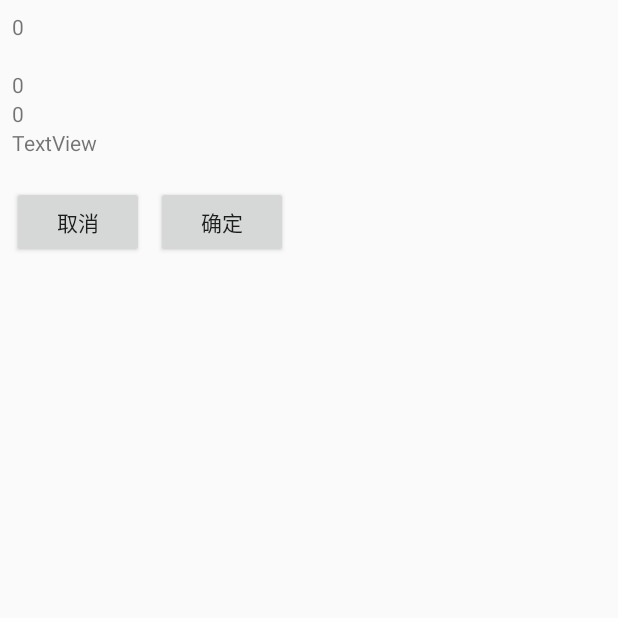
After one commit to zhaoweih/Meidai, an Android app: the BuyActivity screen opened directly, with no data from a screen before it, on a phone screen of 412 x 824 dp, the top half of it. The commit adds this screen. Run offline under Robolectric (Android 15) with nearby library versions, the phone set to English and light mode, and no system bars; libraries missing offline, so code that uses them is left out: org.litepal.crud; 2 statements that could not run were skipped.

Commit message:
完成确认购买页面

```diff
--- a/app/src/main/AndroidManifest.xml
+++ b/app/src/main/AndroidManifest.xml
@@ -3,7 +3,6 @@
     package="me.zhaoweihao.shopping">
 
     <uses-permission android:name="android.permission.INTERNET" />
-
     <uses-permission android:name="android.permission.READ_EXTERNAL_STORAGE" />
 
     <application
@@ -21,8 +20,9 @@
                 <category android:name="android.intent.category.LAUNCHER" />
             </intent-filter>
         </activity>
-        <activity android:name=".LoginActivity"></activity>
-        <activity android:name=".GoodActivity"></activity>
+        <activity android:name=".LoginActivity" />
+        <activity android:name=".GoodActivity" />
+        <activity android:name=".BuyActivity"></activity>
     </application>
 
 </manifest>
--- /dev/null
+++ b/app/src/main/java/me/zhaoweihao/shopping/BuyActivity.kt
@@ -0,0 +1,115 @@
+package me.zhaoweihao.shopping
+
+import android.support.v7.app.AppCompatActivity
+import android.os.Bundle
+import android.util.Log
+import com.google.gson.Gson
+import kotlinx.android.synthetic.main.activity_buy.*
+import me.zhaoweihao.shopping.gson.Trade
+import me.zhaoweihao.shopping.litepal.UserInfo
+import me.zhaoweihao.shopping.utils.HttpUtil
+import okhttp3.Call
+import okhttp3.Response
+import org.litepal.crud.DataSupport
+import java.io.IOException
+
+class BuyActivity : AppCompatActivity() {
+
+    val TAG = "BuyActivity"
+
+    private var token: String? = null
+    private var userId: Int = 0
+    private var address: String? = null
+
+
+    override fun onCreate(savedInstanceState: Bundle?) {
+        super.onCreate(savedInstanceState)
+        setContentView(R.layout.activity_buy)
+
+        title = "确认订单"
+
+        val intent = intent
+
+        val goodId = intent.getIntExtra("id", 0)
+        val goodSellerId = intent.getIntExtra("sellerId", 0)
+        val totalPrice = intent.getIntExtra("totalPrice", 0)
+        val buyNum = intent.getIntExtra("buyNum", 0)
+        val leaveMessage = intent.getStringExtra("leaveMessage")
+        val goodName = intent.getStringExtra("goodName")
+        val singlePrice = intent.getIntExtra("singlePrice", 0)
+
+        tv_buy_price.text = singlePrice.toString()
+        tv_buy_name.text = goodName
+        tv_buy_num.text = buyNum.toString()
+        tv_buy_total_price.text = totalPrice.toString()
+        tv_buy_leave_message.text = leaveMessage
+
+        val find = DataSupport.find(UserInfo::class.java, 1)
+
+        if (find != null) {
+            token = find.userToken
+            userId = find.userId!!
+            address = find.userAddress
+
+            tv_buy_address.text = address
+
+            btn_buy_sure.setOnClickListener {
+
+
+                Log.d(TAG, find.userToken)
+                /**
+                 * 进行交易，即点击购买生成订单
+                 * @param {*} token
+                 * @param {*} id 商品id
+                 * @param {*} seller_id 卖家id
+                 * @param {*} purchaser_id 买家id
+                 * @param {*} g_price 价格
+                 * @param {*} buy_num 购买数量
+                 * @param {*} t_address 购买地址 （用户的地址）
+                 */
+
+                val trade = Trade()
+                trade.token = token
+                trade.id = goodId
+                trade.sellerId = goodSellerId
+                trade.purchaserId = userId
+                trade.price = singlePrice
+                trade.buyNum = buyNum
+                trade.address = address
+                trade.leaveMessage = leaveMessage
+
+
+                val jsonObject = Gson().toJson(trade)
+
+                val url = "http://meidai.maocanhua.cn/trade"
+
+                Log.d(TAG, jsonObject)
+
+                HttpUtil.sendOkHttpPostRequest(url, jsonObject, object : okhttp3.Callback {
+                    override fun onFailure(call: Call, e: IOException) {
+
+                    }
+
+                    @Throws(IOException::class)
+                    override fun onResponse(call: Call, response: Response) {
+                        val responseData = response.body()!!.string()
+                        Log.d(TAG, responseData)
+//                        val user = Utility.handleUserResponse(responseData)
+//                        if (user!!.code == 200) {
+//
+//                        } else {
+//                            Log.d(TAG, "failed")
+//                        }
+                    }
+                })
+
+            }
+        } else {
+            Log.d(TAG, "find is null")
+        }
+
+        btn_buy_cancel.setOnClickListener { finish() }
+
+
+    }
+}
--- /dev/null
+++ b/app/src/main/res/layout/activity_buy.xml
@@ -0,0 +1,82 @@
+<?xml version="1.0" encoding="utf-8"?>
+<android.support.constraint.ConstraintLayout xmlns:android="http://schemas.android.com/apk/res/android"
+    xmlns:app="http://schemas.android.com/apk/res-auto"
+    xmlns:tools="http://schemas.android.com/tools"
+    android:layout_width="match_parent"
+    android:layout_height="match_parent"
+    tools:context="me.zhaoweihao.shopping.BuyActivity">
+
+    <TextView
+        android:id="@+id/tv_buy_price"
+        android:layout_width="wrap_content"
+        android:layout_height="wrap_content"
+        android:layout_marginStart="8dp"
+        android:layout_marginTop="8dp"
+        android:text="TextView"
+        app:layout_constraintStart_toStartOf="parent"
+        app:layout_constraintTop_toTopOf="parent" />
+
+    <TextView
+        android:id="@+id/tv_buy_name"
+        android:layout_width="wrap_content"
+        android:layout_height="wrap_content"
+        android:layout_marginStart="8dp"
+        android:text="TextView"
+        app:layout_constraintStart_toStartOf="parent"
+        app:layout_constraintTop_toBottomOf="@+id/tv_buy_price" />
+
+    <TextView
+        android:id="@+id/tv_buy_num"
+        android:layout_width="wrap_content"
+        android:layout_height="wrap_content"
+        android:layout_marginStart="8dp"
+        android:text="TextView"
+        app:layout_constraintStart_toStartOf="parent"
+        app:layout_constraintTop_toBottomOf="@+id/tv_buy_name" />
+
+    <TextView
+        android:id="@+id/tv_buy_total_price"
+        android:layout_width="wrap_content"
+        android:layout_height="wrap_content"
+        android:layout_marginStart="8dp"
+        android:text="TextView"
+        app:layout_constraintStart_toStartOf="parent"
+        app:layout_constraintTop_toBottomOf="@+id/tv_buy_num" />
+
+    <TextView
+        android:id="@+id/tv_buy_address"
+        android:layout_width="wrap_content"
+        android:layout_height="wrap_content"
+        android:layout_marginStart="8dp"
+        android:text="TextView"
+        app:layout_constraintStart_toStartOf="parent"
+        app:layout_constraintTop_toBottomOf="@+id/tv_buy_total_price" />
+
+    <TextView
+        android:id="@+id/tv_buy_leave_message"
+        android:layout_width="wrap_content"
+        android:layout_height="wrap_content"
+        android:layout_marginStart="8dp"
+        android:text="TextView"
+        app:layout_constraintStart_toStartOf="parent"
+        app:layout_constraintTop_toBottomOf="@+id/tv_buy_address" />
+
+    <Button
+        android:id="@+id/btn_buy_cancel"
+        android:layout_width="wrap_content"
+        android:layout_height="wrap_content"
+        android:layout_marginStart="8dp"
+        android:text="取消"
+        app:layout_constraintStart_toStartOf="parent"
+        app:layout_constraintTop_toBottomOf="@+id/tv_buy_leave_message" />
+
+    <Button
+        android:id="@+id/btn_buy_sure"
+        android:layout_width="wrap_content"
+        android:layout_height="wrap_content"
+        android:layout_marginStart="8dp"
+        android:text="确定"
+        app:layout_constraintStart_toEndOf="@+id/btn_buy_cancel"
+        app:layout_constraintTop_toBottomOf="@+id/tv_buy_leave_message" />
+
+</android.support.constraint.ConstraintLayout>
```
Also changed, not shown: app/src/main/java/me/zhaoweihao/shopping/GoodActivity.kt (+29 -0 lines), app/src/main/java/me/zhaoweihao/shopping/gson/Trade.kt (added, +33 -0 lines), app/src/main/res/layout/activity_good.xml (+45 -3 lines).
